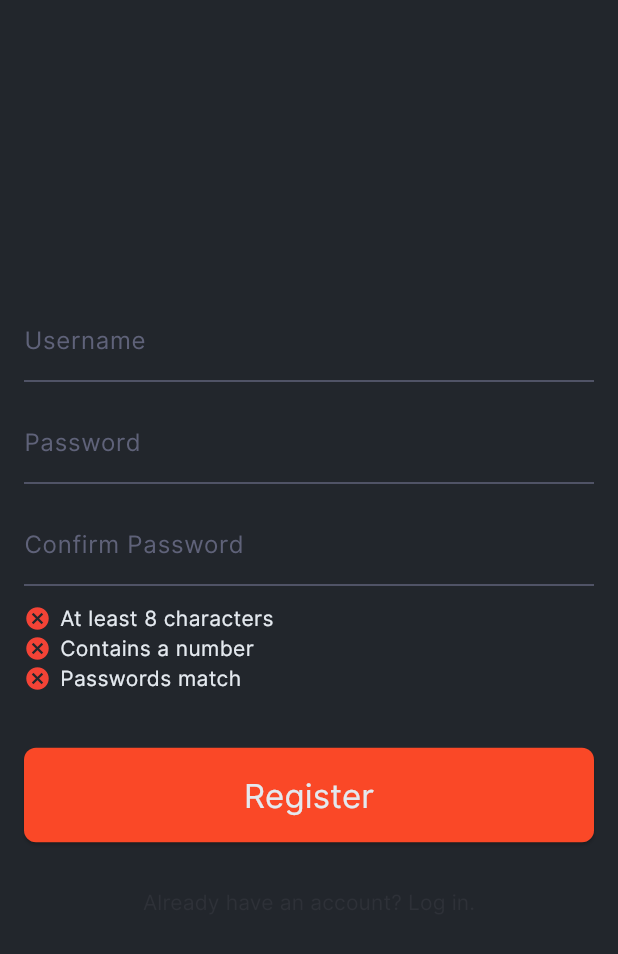
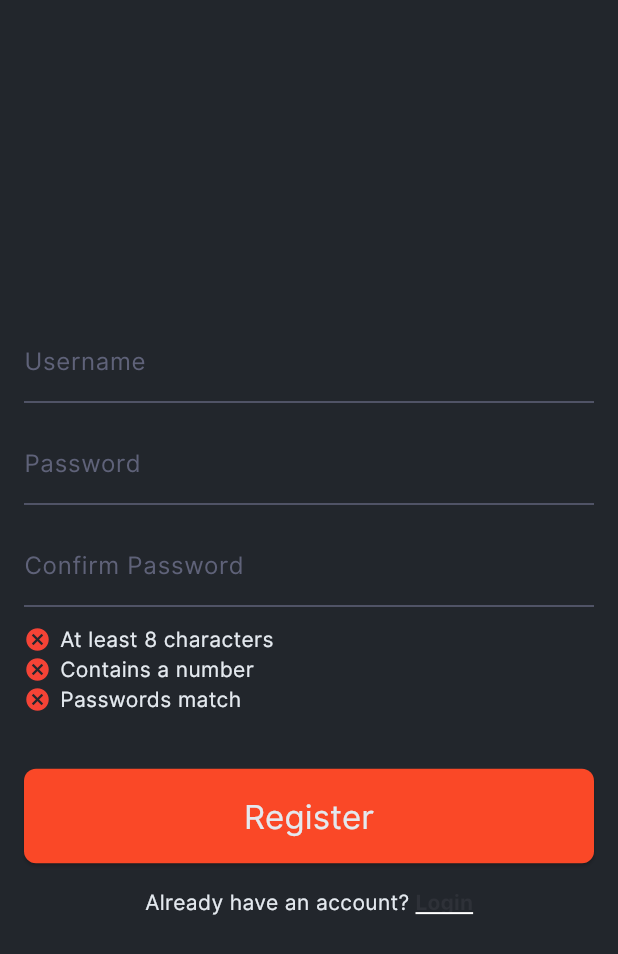
Before and after one commit to FaaizHaikal/spendiary, a Flutter app: the RegisterScreen screen opened directly, on a phone screen of 412 x 824 dp. Shown: the top 954 px of the screen. Run offline on Flutter 3.47's test engine with Material 3 defaults, Android fonts, the phone set to English and light mode, and no system bars; our stand-ins replace dio, fl_chart, shared_preferences; accounts and stored records are empty; network calls fail.

Commit message:
refactor: redesign text button

```diff
--- a/lib/features/auth/presentation/register_screen.dart
+++ b/lib/features/auth/presentation/register_screen.dart
@@ -141,6 +141,11 @@ class _RegisterScreenState extends State<RegisterScreen> {
               isLoading: _isLoading,
             ),
             const SizedBox(height: 16),
+            Row(
+              mainAxisAlignment: MainAxisAlignment.center,
+              children: [
+                Text('Already have an account?'),
+                SizedBox(width: 4),
                 TextButton(
                   onPressed: () {
                     Navigator.pushReplacement(
@@ -148,7 +153,25 @@ class _RegisterScreenState extends State<RegisterScreen> {
                       MaterialPageRoute(builder: (_) => const LoginScreen()),
                     );
                   },
-              child: const Text("Already have an account? Log in."),
+                  style: ButtonStyle(
+                    overlayColor: WidgetStateProperty.resolveWith(
+                      (_) => Colors.transparent,
+                    ),
+                    splashFactory: NoSplash.splashFactory,
+                    padding: WidgetStateProperty.all(EdgeInsets.zero),
+                    tapTargetSize: MaterialTapTargetSize.shrinkWrap,
+                    minimumSize: WidgetStateProperty.all(Size.zero),
+                  ),
+                  child: Text(
+                    'Login',
+                    style: TextStyle(
+                      decoration: TextDecoration.underline,
+                      color: AppColors.primary, // Or your custom color
+                      fontWeight: FontWeight.bold,
+                    ),
+                  ),
+                ),
+              ],
             ),
           ],
         ),
```
Also changed, not shown: lib/features/auth/presentation/login_screen.dart (+24 -1 lines). Lines whose indentation alone changed are shown as unchanged.
